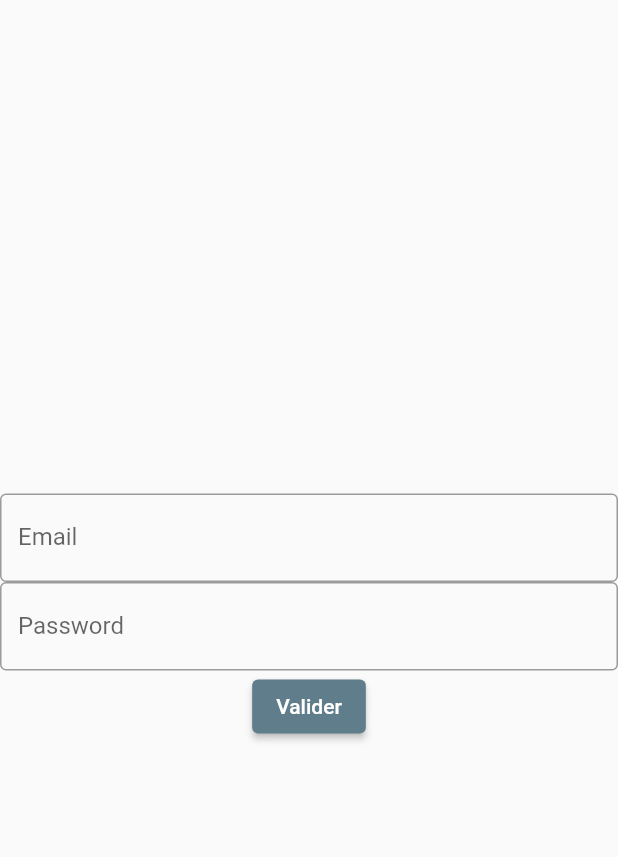
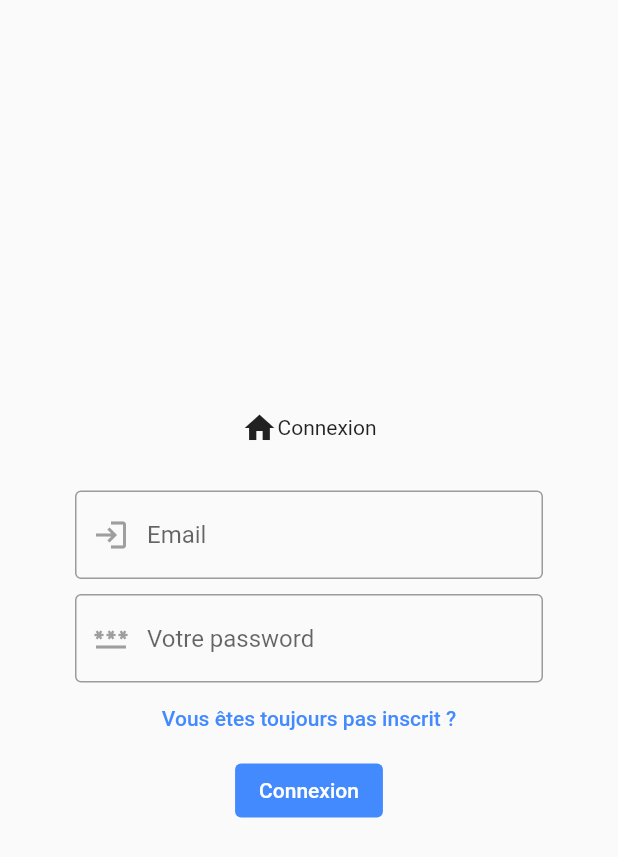
Before and after one commit to Elkios/Motus_Flutter, a Flutter app: the screen it shows after launch, on a phone screen of 412 x 824 dp. Shown: the top 857 px of the screen. Run offline on Flutter 3.47's test engine with Material 2 defaults, Android fonts, the phone set to English and light mode, and no system bars; our stand-ins replace beamer, firebase_auth, firebase_core, hive, hive_flutter; missing offline and left inert: dart:ffi; accounts and stored records are empty.

Commit message:
design login

```diff
--- a/lib/ui/my_app.dart
+++ b/lib/ui/my_app.dart
@@ -26,6 +26,24 @@ class MyApp extends StatelessWidget {
         debugShowCheckedModeBanner: false,
         theme: ThemeData(
           primarySwatch: Colors.blueGrey,
+          colorScheme: ColorScheme(
+            primary: Colors.blueAccent,
+            onPrimary: Colors.white,
+
+            background: Colors.red,
+            onBackground: Colors.black,
+
+            secondary: Colors.red,
+            onSecondary: Colors.white,
+
+            error: Colors.black,
+            onError: Colors.white,
+
+            surface: Colors.white,
+            onSurface: Colors.black,
+
+            brightness: Brightness.light,
+          ),
         )
     );
   }
--- a/lib/ui/screens/signin_and_signup/sign_in_and_sign_up_page.dart
+++ b/lib/ui/screens/signin_and_signup/sign_in_and_sign_up_page.dart
@@ -3,6 +3,8 @@ import 'package:motus_flutter/ui/screens/signin_and_signup/sign_in_and_sign_up_p
 import 'package:provider/provider.dart';
 
 class SignInAndSignUpPage extends StatefulWidget {
+  const SignInAndSignUpPage({Key? key}) : super(key: key);
+
   @override
   _SignInAndSignUpPageState createState() => _SignInAndSignUpPageState();
 }
@@ -23,33 +25,82 @@ class _SignInAndSignUpPageState extends State<SignInAndSignUpPage> {
               }
             });
             if(viewModel.user == null) {
-            return Center(
+              return Container(
+                padding: EdgeInsets.symmetric(horizontal: 50),
                 child: Column(
                   mainAxisAlignment: MainAxisAlignment.center,
                   children: [
-                  TextField(
+                    Row(
+                      mainAxisAlignment: MainAxisAlignment.center,
+                      children:[
+                        Icon(Icons.home),
+                        Text('Connexion'),
+                      ]
+                    ),
+                    Padding(padding: const EdgeInsets.symmetric(vertical: 15)),
+                    TextFormField(
                       keyboardType: TextInputType.emailAddress,
                       controller: emailController,
                       decoration: const InputDecoration(
                         border: OutlineInputBorder(),
-                      labelText: 'Email',
-                    )
+                        hintText: 'Email',
+                        prefixIcon: Padding(
+                          padding: EdgeInsets.all(0.0),
+                          child: Icon(
+                            Icons.login,
+                            color: Colors.grey,
+                          ), // icon is 48px widget.
                         ),
-                  TextField(
-                    obscureText: true,
+                      ),
+                      validator: (String? value) {
+                        if (value == null || value.isEmpty) {
+                          return 'Entrer un texte';
+                        }
+                        return null;
+                      },
+                    ),
+
+                    Padding(padding: const EdgeInsets.symmetric(vertical: 5)),
+                    TextFormField(
                       enableSuggestions: false,
                       autocorrect: false,
+                      obscuringCharacter: "*",
                       controller: passwordController,
+                      obscureText: true,
                       decoration: const InputDecoration(
                         border: OutlineInputBorder(),
-                        labelText: 'Password',
-                      )
+                        hintText: 'Votre password',
+                        prefixIcon: Padding(
+                          padding: EdgeInsets.all(0.0),
+                          child: Icon(
+                            Icons.password,
+                            color: Colors.grey,
+                          ), // icon is 48px widget.
                         ),
+                      ),
+                      validator: (String? value) {
+                        if (value == null || value.isEmpty) {
+                          return 'Entrer votre mot de passe';
+                        }
+                        return null;
+                      },
+                    ),
+                    TextButton(
+                        onPressed: () {
+                        },
+                        child: Text('Vous êtes toujours pas inscrit ?')),
                     ElevatedButton(
+                      style: ElevatedButton.styleFrom(
+                        // Foreground color
+                        onPrimary: Theme.of(context).colorScheme.onPrimary,
+                        // Background color
+                        primary: Theme.of(context).colorScheme.primary,
+                      ).copyWith(elevation: ButtonStyleButton.allOrNull(0.0)),
                       onPressed: () {
                         viewModel.signIn(email: emailController.value.text, password: passwordController.value.text);
                       },
-                      child: const Text('Valider'))
+                      child: const Text('Connexion'),
+                    ),
                   ],
                 ),
               );
```
Also changed, not shown: lib/ui/widgets/widget_login_form.dart (deleted, +0 -95 lines), lib/ui/widgets/widget_register_form.dart (deleted, +0 -115 lines). Lines whose indentation alone changed are shown as unchanged.
